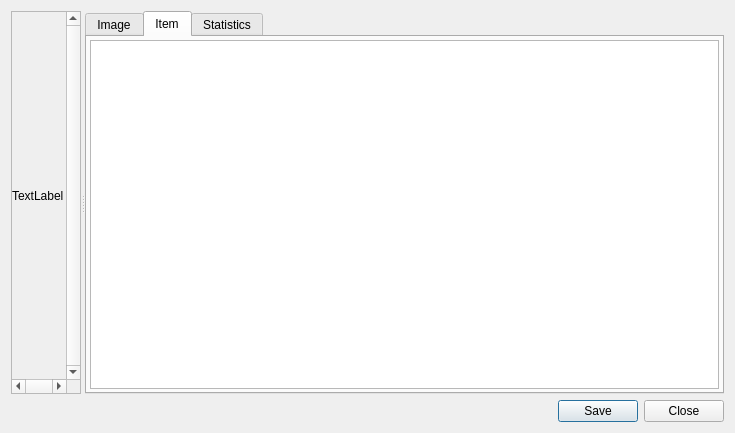
Before: the Qt Designer form src/sgi/ImagePreviewDialog.ui in aroth-fastprotect/sgi, drawn with Qt 5.
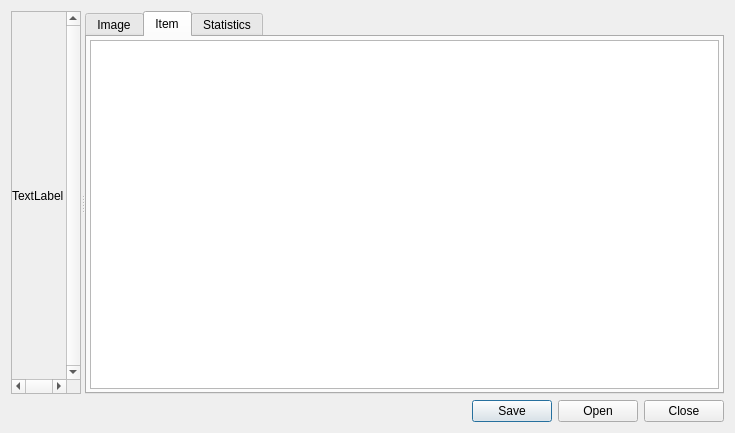
After: the same form once the commit is applied.

Commit message: load and save images in various formats

What changed in the file:
```diff
--- a/src/sgi/ImagePreviewDialog.ui
+++ b/src/sgi/ImagePreviewDialog.ui
@@ -203,7 +203,7 @@
       <enum>Qt::Horizontal</enum>
      </property>
      <property name="standardButtons">
-      <set>QDialogButtonBox::Close|QDialogButtonBox::Save</set>
+      <set>QDialogButtonBox::Close|QDialogButtonBox::Open|QDialogButtonBox::Save</set>
      </property>
     </widget>
    </item>
```
Left out of the diff: 4 changed lines with no effect on the pictures. The commit also changes 2 other files.
